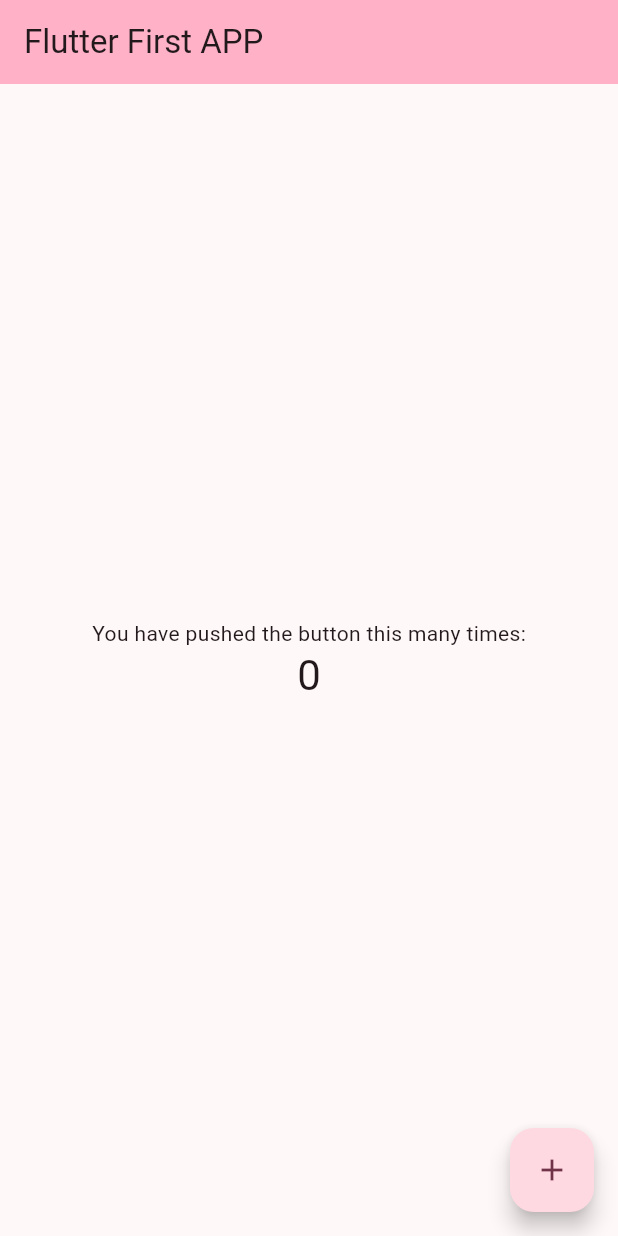
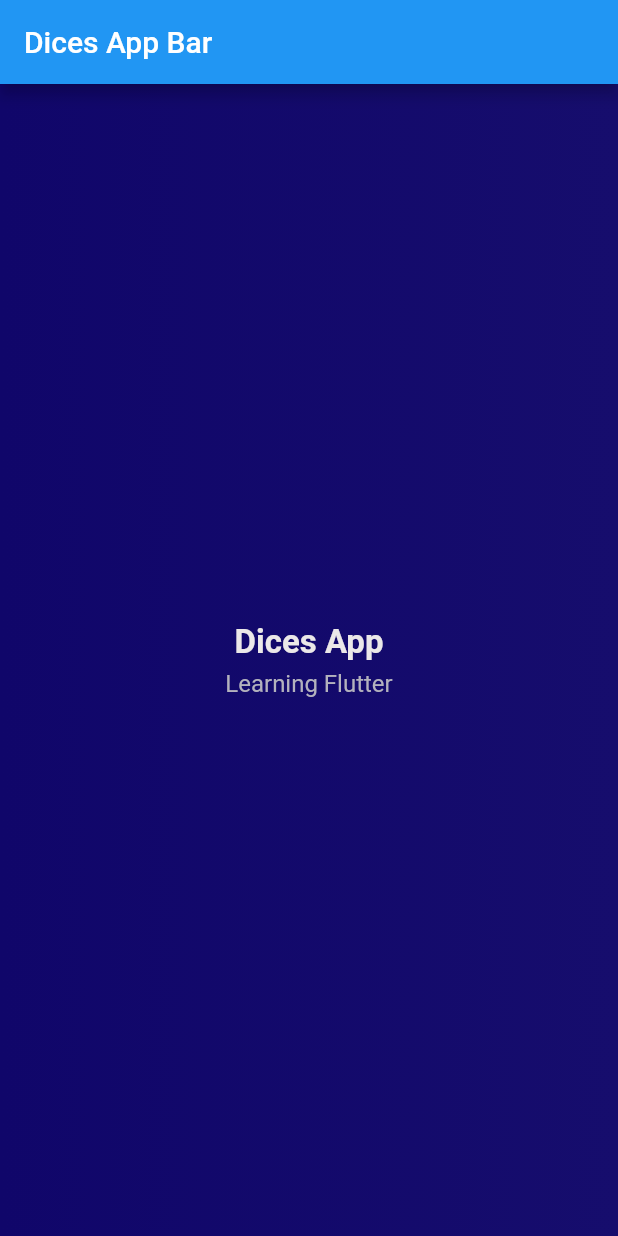
Before and after one commit to fcojj/flutter, a Flutter app: the screen it shows after launch, on a phone screen of 412 x 824 dp. Run offline on Flutter 3.47's test engine with Material 2 defaults, Android fonts, the phone set to English and light mode, and no system bars.

Commit message:
app format

```diff
--- a/first_app/lib/main.dart
+++ b/first_app/lib/main.dart
@@ -1,126 +1,52 @@
 import 'package:flutter/material.dart';
 
-void main() {
-  runApp(const MyApp());
+void main(List<String> args) {
+  runApp(const Dices());
 }
 
-class MyApp extends StatelessWidget {
-  const MyApp({super.key});
+class Dices extends StatelessWidget {
+  const Dices({super.key});
 
-  // This widget is the root of your application.
   @override
   Widget build(BuildContext context) {
     return MaterialApp(
-      title: 'First APP',
-      theme: ThemeData(
-        // This is the theme of your application.
-        //
-        // TRY THIS: Try running your application with "flutter run". You'll see
-        // the application has a blue toolbar. Then, without quitting the app,
-        // try changing the seedColor in the colorScheme below to Colors.green
-        // and then invoke "hot reload" (save your changes or press the "hot
-        // reload" button in a Flutter-supported IDE, or press "r" if you used
-        // the command line to start the app).
-        //
-        // Notice that the counter didn't reset back to zero; the application
-        // state is not lost during the reload. To reset the state, use hot
-        // restart instead.
-        //
-        // This works for code too, not just values: Most code changes can be
-        // tested with just a hot reload.
-        colorScheme:
-            ColorScheme.fromSeed(seedColor: Color.fromARGB(255, 0, 0, 0)),
-        useMaterial3: true,
+      home: Scaffold(
+        appBar: AppBar(
+          title: const Text("Dices App Bar"),
         ),
-      home: const MyHomePage(title: 'Flutter First APP'),
-    );
-  }
-}
-
-class MyHomePage extends StatefulWidget {
-  const MyHomePage({super.key, required this.title});
-
-  // This widget is the home page of your application. It is stateful, meaning
-  // that it has a State object (defined below) that contains fields that affect
-  // how it looks.
-
-  // This class is the configuration for the state. It holds the values (in this
-  // case the title) provided by the parent (in this case the App widget) and
-  // used by the build method of the State. Fields in a Widget subclass are
-  // always marked "final".
-
-  final String title;
-
-  @override
-  State<MyHomePage> createState() => _MyHomePageState();
-}
-
-class _MyHomePageState extends State<MyHomePage> {
-  int _counter = 0;
-
-  void _incrementCounter() {
-    setState(() {
-      // This call to setState tells the Flutter framework that something has
-      // changed in this State, which causes it to rerun the build method below
-      // so that the display can reflect the updated values. If we changed
-      // _counter without calling setState(), then the build method would not be
-      // called again, and so nothing would appear to happen.
-      _counter++;
-    });
-  }
-
-  @override
-  Widget build(BuildContext context) {
-    // This method is rerun every time setState is called, for instance as done
-    // by the _incrementCounter method above.
-    //
-    // The Flutter framework has been optimized to make rerunning build methods
-    // fast, so that you can just rebuild anything that needs updating rather
-    // than having to individually change instances of widgets.
-    return Scaffold(
-      appBar: AppBar(
-        // TRY THIS: Try changing the color here to a specific color (to
-        // Colors.amber, perhaps?) and trigger a hot reload to see the AppBar
-        // change color while the other colors stay the same.
-        backgroundColor: Theme.of(context).colorScheme.inversePrimary,
-        // Here we take the value from the MyHomePage object that was created by
-        // the App.build method, and use it to set our appbar title.
-        title: Text(widget.title),
+        body: Container(
+          width: double.infinity,
+          padding: const EdgeInsets.all(12),
+          decoration: const BoxDecoration(
+              gradient: LinearGradient(colors: [
+            Color.fromARGB(255, 16, 6, 106),
+            Color.fromARGB(255, 22, 13, 109),
+          ])),
+          child: const Column(
+            mainAxisAlignment: MainAxisAlignment.center,
+            crossAxisAlignment: CrossAxisAlignment.center,
+            children: [
+              Text(
+                "Dices App",
+                textAlign: TextAlign.center,
+                style: TextStyle(
+                  color: Color.fromARGB(255, 235, 232, 232),
+                  fontSize: 22,
+                  fontWeight: FontWeight.bold,
                 ),
-      body: Center(
-        // Center is a layout widget. It takes a single child and positions it
-        // in the middle of the parent.
-        child: Column(
-          // Column is also a layout widget. It takes a list of children and
-          // arranges them vertically. By default, it sizes itself to fit its
-          // children horizontally, and tries to be as tall as its parent.
-          //
-          // Column has various properties to control how it sizes itself and
-          // how it positions its children. Here we use mainAxisAlignment to
-          // center the children vertically; the main axis here is the vertical
-          // axis because Columns are vertical (the cross axis would be
-          // horizontal).
-          //
-          // TRY THIS: Invoke "debug painting" (choose the "Toggle Debug Paint"
-          // action in the IDE, or press "p" in the console), to see the
-          // wireframe for each widget.
-          mainAxisAlignment: MainAxisAlignment.center,
-          children: <Widget>[
-            const Text(
-              'You have pushed the button this many times:',
+              ),
+              SizedBox(
+                height: 5,
               ),
               Text(
-              '$_counter',
-              style: Theme.of(context).textTheme.headlineMedium,
+                "Learning Flutter",
+                style: TextStyle(
+                    color: Color.fromARGB(255, 179, 178, 189), fontSize: 16),
               ),
             ],
           ),
         ),
-      floatingActionButton: FloatingActionButton(
-        onPressed: _incrementCounter,
-        tooltip: 'Increment',
-        child: const Icon(Icons.add),
-      ), // This trailing comma makes auto-formatting nicer for build methods.
+      ),
     );
   }
 }
```
Lines whose indentation alone changed are shown as unchanged.
